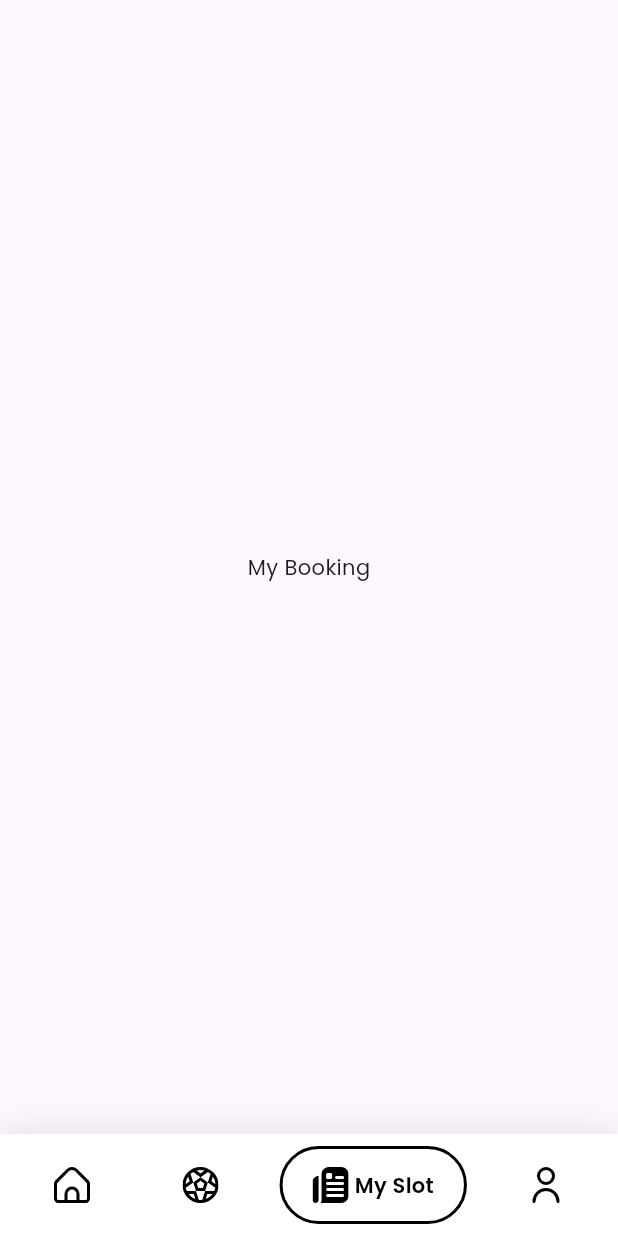
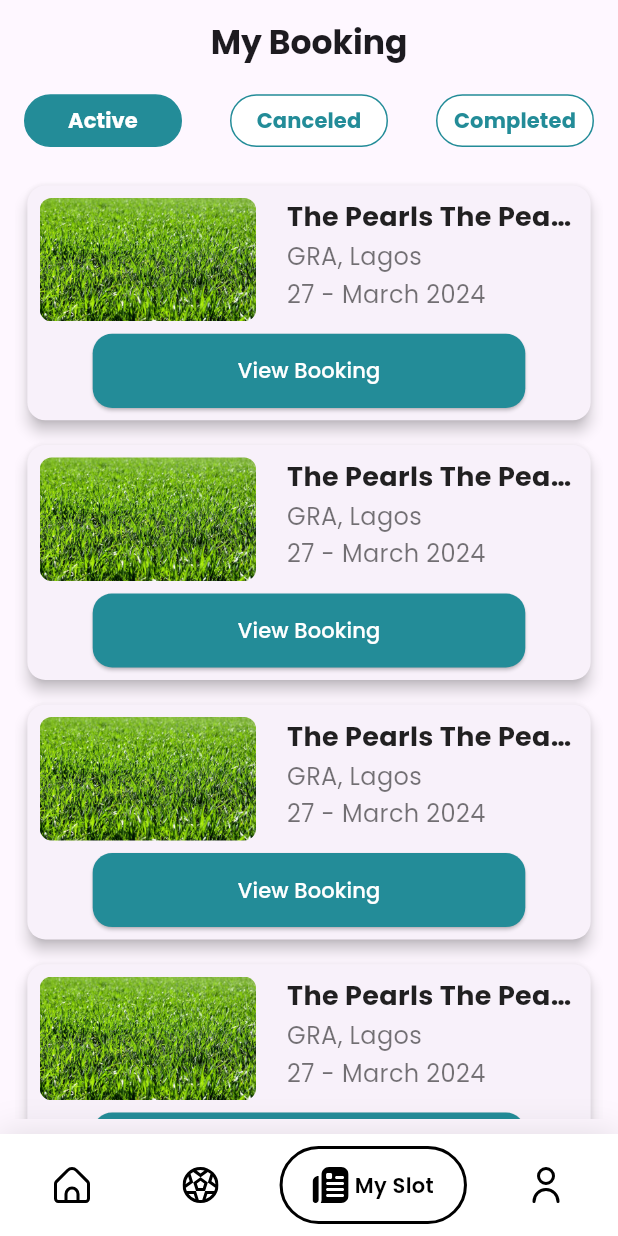
Before and after one commit to adhilfouzi/playtime, a Flutter app: the MyBottomNavigationBar screen opened directly, item 3 of the bottom bar chosen, on a phone screen of 412 x 824 dp. Run offline on Flutter 3.47's test engine with Material 3 defaults, Android fonts, the light colour scheme and no system bars; drawn by our look-alikes of google_nav_bar; our stand-ins replace cloud_firestore, firebase_auth, firebase_core, flutter_spinkit, flutter_svg, get and 3 more; accounts and stored records are empty.

Commit message:
active turf list designed

```diff
--- a/lib/view/course/head/bottom_navigationbar_widget.dart
+++ b/lib/view/course/head/bottom_navigationbar_widget.dart
@@ -4,7 +4,7 @@ import 'package:google_nav_bar/google_nav_bar.dart';
 
 import '../../../utils/const/icons_image.dart';
 import '../home/screens/home_screen.dart';
-import '../mybooking/mybooking_screen.dart';
+import '../mybooking/screens/show_booking/mybooking_screen.dart';
 import '../profile/screens/userprofle_screen.dart';
 import '../turflist/screens/all_turf_list_screen.dart';
 
@@ -21,7 +21,7 @@ class _MyBottomNavigationBarState extends State<MyBottomNavigationBar> {
   final List<Widget> _widgetOptions = <Widget>[
     const HomeScreen(),
     AllTurfList(),
-    const MyBooking(),
+    MyBooking(),
     const UserProfile(),
   ];
 
--- a/lib/view/course/mybooking/controller/booking_controller.dart
+++ b/lib/view/course/mybooking/controller/booking_controller.dart
@@ -9,7 +9,7 @@ import 'package:users_side_of_turf_booking/utils/portion/snackbar.dart';
 import 'package:users_side_of_turf_booking/view/course/head/bottom_navigationbar_widget.dart';
 
 import '../../../../model/data_model/booking_model.dart';
-import '../screens/booking_form_two.dart';
+import '../screens/booking/booking_form_two.dart';
 
 class BookingController extends GetxController {
   Rx<DateTime> selectedDate = DateTime.now().obs;
--- a/lib/view/course/mybooking/mybooking_screen.dart
+++ /dev/null
@@ -1,12 +0,0 @@
-import 'package:flutter/material.dart';
-
-class MyBooking extends StatelessWidget {
-  const MyBooking({super.key});
-
-  @override
-  Widget build(BuildContext context) {
-    return Center(
-      child: Text('My Booking'),
-    );
-  }
-}
--- a/lib/view/course/mybooking/screens/booking_form_two.dart
+++ b/lib/view/course/mybooking/screens/booking/booking_form_two.dart
@@ -2,10 +2,10 @@ import 'package:flutter/material.dart';
 import 'package:get/get.dart';
 import 'package:users_side_of_turf_booking/model/controller/validator.dart';
 import 'package:users_side_of_turf_booking/utils/portion/textfield.dart';
-import 'package:users_side_of_turf_booking/view/course/mybooking/utils/appbar_booking_form.dart';
+import 'package:users_side_of_turf_booking/view/course/mybooking/screens/booking/utils/appbar_booking_form.dart';
 
-import '../../../../utils/portion/button.dart';
-import '../controller/booking_controller.dart';
+import '../../../../../utils/portion/button.dart';
+import '../../controller/booking_controller.dart';
 
 class BookingFormTwo extends StatelessWidget {
   final GlobalKey<FormState> _bookingFormKey = GlobalKey<FormState>();
--- a/lib/view/course/mybooking/utils/bottombar_bookingform.dart
+++ b/lib/view/course/mybooking/screens/booking/utils/bottombar_bookingform.dart
@@ -1,7 +1,7 @@
 import 'package:flutter/material.dart';
 
-import '../../../../utils/portion/button.dart';
-import '../controller/booking_controller.dart';
+import '../../../../../../utils/portion/button.dart';
+import '../../../controller/booking_controller.dart';
 
 class BookingFormBottomBar extends StatelessWidget {
   final BookingController controller;
--- a/lib/view/course/mybooking/utils/content_bookingformone.dart
+++ b/lib/view/course/mybooking/screens/booking/utils/content_bookingformone.dart
@@ -2,9 +2,9 @@ import 'dart:developer';
 
 import 'package:flutter/material.dart';
 
-import '../../../../utils/portion/snackbar.dart';
-import '../controller/booking_controller.dart';
-import '../utils/calender.dart';
+import '../../../../../../utils/portion/snackbar.dart';
+import '../../../controller/booking_controller.dart';
+import 'calender.dart';
 import 'time_picker_container.dart';
 
 class BookingFormContent extends StatefulWidget {
--- a/lib/view/course/mybooking/utils/time_picker_container.dart
+++ b/lib/view/course/mybooking/screens/booking/utils/time_picker_container.dart
@@ -2,7 +2,7 @@ import 'package:flutter/material.dart';
 import 'package:get/get.dart';
 import 'package:intl/intl.dart';
 
-import '../../../../utils/const/colors.dart';
+import '../../../../../../utils/const/colors.dart';
 
 class TimeSelector extends StatelessWidget {
   final String title;
--- /dev/null
+++ b/lib/view/course/mybooking/screens/show_booking/active_booking.dart
@@ -0,0 +1,107 @@
+import 'package:flutter/material.dart';
+
+import '../../../../../utils/portion/button.dart';
+
+class ActiveBooking extends StatelessWidget {
+  const ActiveBooking({super.key});
+
+  @override
+  Widget build(BuildContext context) {
+    final height = MediaQuery.of(context).size.height;
+    final width = MediaQuery.of(context).size.width;
+    return ListView.builder(
+      itemCount: 10,
+      itemBuilder: (BuildContext context, int index) {
+        return Card(
+          elevation: 4,
+          margin: EdgeInsets.symmetric(
+            vertical: height * 0.01,
+            horizontal: width * 0.02,
+          ),
+          child: Padding(
+            padding: EdgeInsets.all(width * 0.02),
+            child: Column(
+              children: [
+                BookingDetails(),
+                SizedBox(height: height * 0.01),
+                Button().mainButton("View Booking", context, () {
+                  // Add action for button press
+                }),
+              ],
+            ),
+          ),
+        );
+      },
+    );
+  }
+}
+
+class BookingDetails extends StatelessWidget {
+  const BookingDetails({super.key});
+
+  @override
+  Widget build(BuildContext context) {
+    final height = MediaQuery.of(context).size.height;
+    final width = MediaQuery.of(context).size.width;
+    return Row(
+      crossAxisAlignment: CrossAxisAlignment.start,
+      children: [
+        Container(
+          width: width * 0.35,
+          height: height * 0.1,
+          decoration: BoxDecoration(
+            borderRadius: BorderRadius.circular(8),
+          ),
+          child: ClipRRect(
+            borderRadius: BorderRadius.circular(8),
+            child: AspectRatio(
+              aspectRatio: 16 / 9, // Maintain aspect ratio
+              child: Image.asset(
+                "assets/image/turf_image.jpg",
+                fit: BoxFit.fitWidth,
+              ),
+            ),
+          ),
+        ),
+        SizedBox(width: width * 0.05),
+        const Expanded(
+          child: Column(
+            crossAxisAlignment: CrossAxisAlignment.start,
+            children: [
+              Text(
+                "The Pearls The Pearls The PearlsThe Pearls",
+                style: TextStyle(
+                  fontWeight: FontWeight.bold,
+                  fontSize: 18,
+                  color: Colors.black87,
+                ),
+                maxLines: 1,
+                overflow: TextOverflow.ellipsis,
+              ),
+              SizedBox(height: 2),
+              Text(
+                "GRA, Lagos",
+                style: TextStyle(
+                  fontSize: 16,
+                  color: Colors.black54,
+                ),
+                maxLines: 1,
+                overflow: TextOverflow.ellipsis,
+              ),
+              SizedBox(height: 2),
+              Text(
+                "27 - March 2024",
+                style: TextStyle(
+                  fontSize: 16,
+                  color: Colors.black54,
+                ),
+                maxLines: 1,
+                overflow: TextOverflow.ellipsis,
+              ),
+            ],
+          ),
+        ),
+      ],
+    );
+  }
+}
--- /dev/null
+++ b/lib/view/course/mybooking/screens/show_booking/canceled_booking.dart
@@ -0,0 +1,15 @@
+import 'package:flutter/material.dart';
+import 'package:flutter/widgets.dart';
+
+class CanceledBooking extends StatelessWidget {
+  const CanceledBooking({super.key});
+  @override
+  Widget build(BuildContext context) {
+    return Container(
+      color: Colors.yellow,
+      child: Center(
+        child: Text('Canceled Booking'),
+      ),
+    );
+  }
+}
--- /dev/null
+++ b/lib/view/course/mybooking/screens/show_booking/completed_booking.dart
@@ -0,0 +1,12 @@
+import 'package:flutter/widgets.dart';
+
+class CompletedBooking extends StatelessWidget {
+  const CompletedBooking({super.key});
+
+  @override
+  Widget build(BuildContext context) {
+    return Center(
+      child: Text('Completed Booking'),
+    );
+  }
+}
--- /dev/null
+++ b/lib/view/course/mybooking/screens/show_booking/mybooking_screen.dart
@@ -0,0 +1,131 @@
+import 'package:flutter/material.dart';
+import 'package:users_side_of_turf_booking/view/course/mybooking/screens/show_booking/active_booking.dart';
+import 'package:users_side_of_turf_booking/view/course/mybooking/screens/show_booking/canceled_booking.dart';
+import 'package:users_side_of_turf_booking/view/course/mybooking/screens/show_booking/completed_booking.dart';
+
+class MyBooking extends StatefulWidget {
+  const MyBooking({super.key});
+
+  @override
+  State<MyBooking> createState() => _MyBookingState();
+}
+
+class _MyBookingState extends State<MyBooking> with TickerProviderStateMixin {
+  late TabController tabController;
+  List<String> tabTitles = ['Active', 'Canceled', 'Completed'];
+
+  @override
+  void initState() {
+    super.initState();
+    tabController = TabController(length: 3, vsync: this);
+    tabController.addListener(_handleTabSelection);
+  }
+
+  void _handleTabSelection() {
+    setState(() {
+      tabTitles = ['Active', 'Canceled', 'Completed'];
+    });
+  }
+
+  @override
+  Widget build(BuildContext context) {
+    final height = MediaQuery.of(context).size.height;
+    return Scaffold(
+      appBar: AppBar(
+        title: const Text(
+          "My Booking",
+          style: TextStyle(fontWeight: FontWeight.bold),
+        ),
+        centerTitle: true,
+        bottom: PreferredSize(
+          preferredSize: Size(double.infinity, height * 0.06),
+          child: Column(
+            children: [
+              CustomTabBar(
+                controller: tabController,
+                onTabChanged: (index) {
+                  tabController.animateTo(index);
+                },
+                tabTitles: tabTitles,
+              ),
+            ],
+          ),
+        ),
+      ),
+      body: Padding(
+        padding: const EdgeInsets.all(10),
+        child: TabBarView(
+          controller: tabController,
+          children: const [
+            Hero(tag: 'Active', child: ActiveBooking()),
+            Hero(tag: 'Canceled', child: CanceledBooking()),
+            Hero(tag: 'Completed', child: CompletedBooking()),
+          ],
+        ),
+      ),
+    );
+  }
+}
+
+class CustomTabBar extends StatefulWidget {
+  final TabController controller;
+  final Function(int) onTabChanged;
+  final List<String> tabTitles;
+
+  const CustomTabBar({
+    required this.controller,
+    required this.onTabChanged,
+    required this.tabTitles,
+    super.key,
+  });
+
+  @override
+  State<CustomTabBar> createState() => _CustomTabBarState();
+}
+
+class _CustomTabBarState extends State<CustomTabBar> {
+  @override
+  Widget build(BuildContext context) {
+    final height = MediaQuery.of(context).size.height;
+    final width = MediaQuery.of(context).size.width;
+    return TabBar(
+      controller: widget.controller,
+      tabs: widget.tabTitles.map((title) {
+        return Tab(
+          child: Container(
+            width: width * 0.5,
+            // height: height * 0.1,
+            decoration: BoxDecoration(
+              color: title == widget.tabTitles[widget.controller.index]
+                  ? const Color(0xFF238C98)
+                  : Colors.white,
+              borderRadius: BorderRadius.circular(999),
+              border: Border.all(
+                color: const Color(0xFF238C98),
+              ),
+            ),
+            padding: EdgeInsets.symmetric(
+                vertical: height * 0.008, horizontal: width * 0.002),
+            child: Text(
+              title,
+              textAlign: TextAlign.center,
+              style: TextStyle(
+                color: title == widget.tabTitles[widget.controller.index]
+                    ? Colors.white
+                    : const Color(0xFF238C98),
+                fontWeight: FontWeight.bold,
+              ),
+            ),
+          ),
+        );
+      }).toList(),
+      unselectedLabelColor: Colors.black45,
+      labelColor: Colors.black,
+      dividerColor: Colors.transparent,
+      indicator: const BoxDecoration(
+        color: Colors.transparent,
+      ),
+      onTap: widget.onTabChanged,
+    );
+  }
+}
--- a/lib/view/course/turflist/screens/view_turf_details.dart
+++ b/lib/view/course/turflist/screens/view_turf_details.dart
@@ -1,7 +1,7 @@
 import 'package:flutter/material.dart';
 import 'package:get/get.dart';
 import 'package:url_launcher/url_launcher.dart';
-import 'package:users_side_of_turf_booking/view/course/mybooking/screens/booking_form_one.dart.dart';
+import 'package:users_side_of_turf_booking/view/course/mybooking/screens/booking/booking_form_one.dart.dart';
 
 import '../../../../model/data_model/owner_model.dart';
 import '../../mybooking/controller/booking_controller.dart';
```
Also changed, not shown: lib/view/course/mybooking/screens/booking/booking_form_one.dart.dart (renamed from lib/view/course/mybooking/screens/booking_form_one.dart.dart, +4 -4 lines), lib/view/course/mybooking/screens/booking/utils/appbar_booking_form.dart (renamed from lib/view/course/mybooking/utils/appbar_booking_form.dart), lib/view/course/mybooking/screens/booking/utils/calender.dart (renamed from lib/view/course/mybooking/utils/calender.dart).
